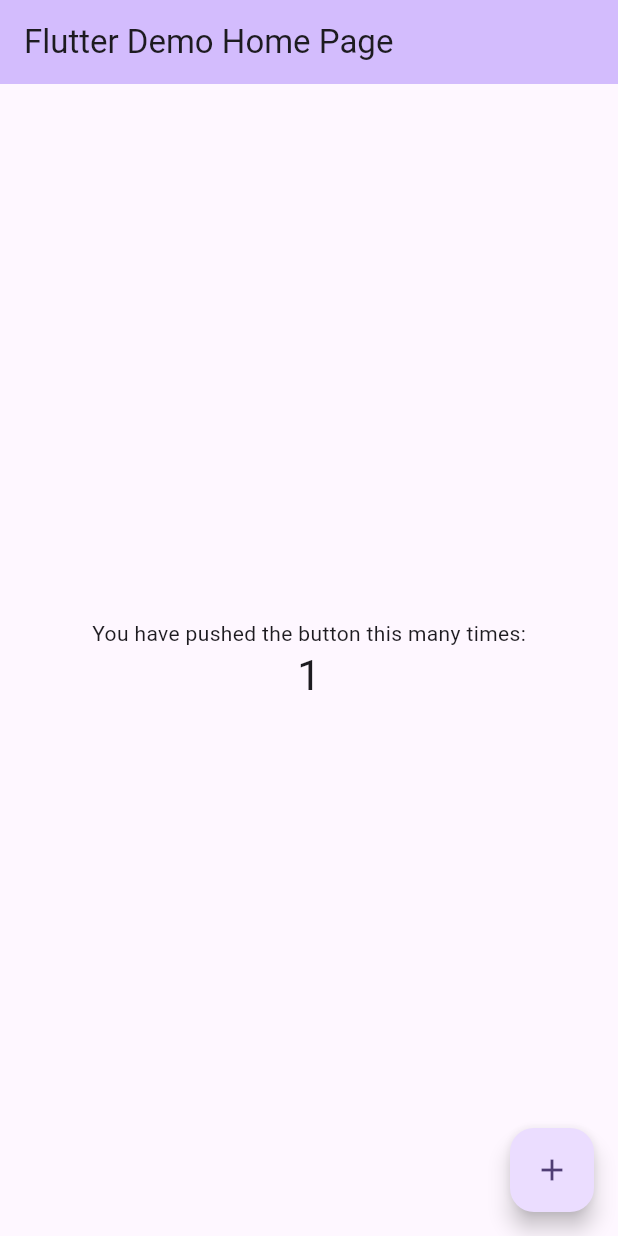
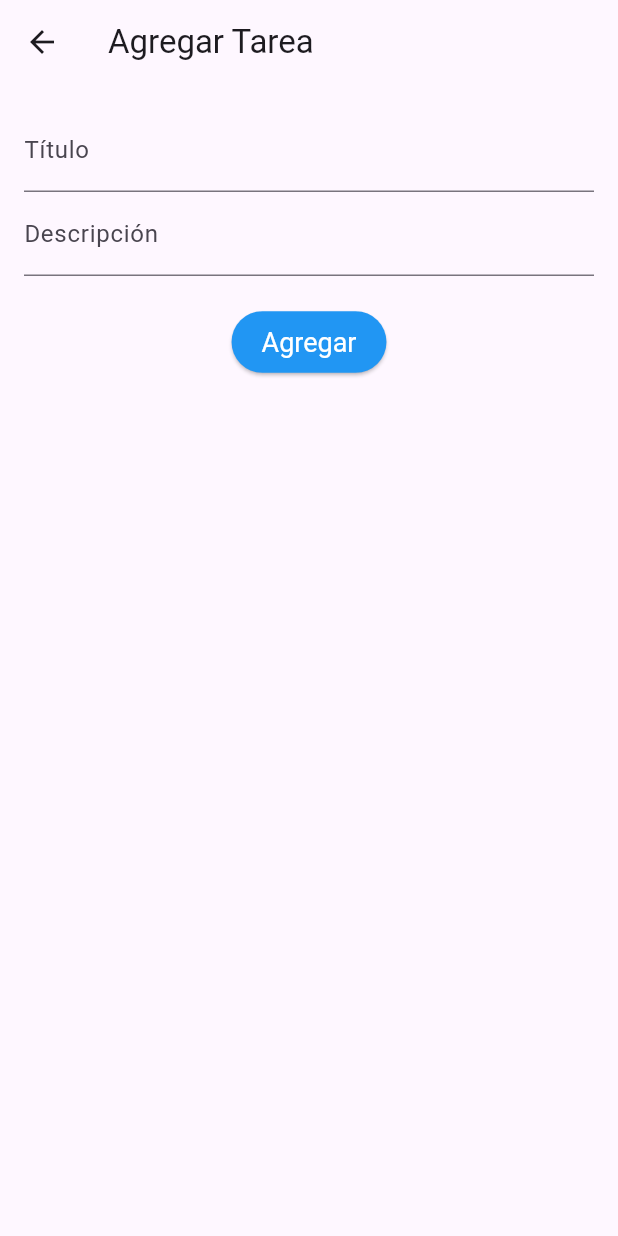
Before and after one commit to stacklast/task_manager, a Flutter app: the screen it shows after launch, after a tap on the "add" icon, on a phone screen of 412 x 824 dp. Run offline on Flutter 3.47's test engine with Material 3 defaults, Android fonts, the phone set to English and light mode, and no system bars.

Commit message:
feat: Implementacion listar, agregar, eliminar, completar

```diff
--- a/lib/main.dart
+++ b/lib/main.dart
@@ -1,125 +1,23 @@
 import 'package:flutter/material.dart';
+import 'package:task_manager/screens/task_list_screen.dart';
 
 void main() {
-  runApp(const MyApp());
+  runApp(MyApp());
 }
 
 class MyApp extends StatelessWidget {
   const MyApp({super.key});
 
-  // This widget is the root of your application.
   @override
   Widget build(BuildContext context) {
     return MaterialApp(
-      title: 'Flutter Demo',
+      debugShowCheckedModeBanner: false,  // 🔴 Oculta la etiqueta de Debug
+      title: 'Gestión de Tareas',
       theme: ThemeData(
-        // This is the theme of your application.
-        //
-        // TRY THIS: Try running your application with "flutter run". You'll see
-        // the application has a purple toolbar. Then, without quitting the app,
-        // try changing the seedColor in the colorScheme below to Colors.green
-        // and then invoke "hot reload" (save your changes or press the "hot
-        // reload" button in a Flutter-supported IDE, or press "r" if you used
-        // the command line to start the app).
-        //
-        // Notice that the counter didn't reset back to zero; the application
-        // state is not lost during the reload. To reset the state, use hot
-        // restart instead.
-        //
-        // This works for code too, not just values: Most code changes can be
-        // tested with just a hot reload.
-        colorScheme: ColorScheme.fromSeed(seedColor: Colors.deepPurple),
-        useMaterial3: true,
+        primaryColor: Colors.blue,
+        primarySwatch: Colors.lightBlue,
       ),
-      home: const MyHomePage(title: 'Flutter Demo Home Page'),
+      home: TaskListScreen(),
     );
   }
 }
-
-class MyHomePage extends StatefulWidget {
-  const MyHomePage({super.key, required this.title});
-
-  // This widget is the home page of your application. It is stateful, meaning
-  // that it has a State object (defined below) that contains fields that affect
-  // how it looks.
-
-  // This class is the configuration for the state. It holds the values (in this
-  // case the title) provided by the parent (in this case the App widget) and
-  // used by the build method of the State. Fields in a Widget subclass are
-  // always marked "final".
-
-  final String title;
-
-  @override
-  State<MyHomePage> createState() => _MyHomePageState();
-}
-
-class _MyHomePageState extends State<MyHomePage> {
-  int _counter = 0;
-
-  void _incrementCounter() {
-    setState(() {
-      // This call to setState tells the Flutter framework that something has
-      // changed in this State, which causes it to rerun the build method below
-      // so that the display can reflect the updated values. If we changed
-      // _counter without calling setState(), then the build method would not be
-      // called again, and so nothing would appear to happen.
-      _counter++;
-    });
-  }
-
-  @override
-  Widget build(BuildContext context) {
-    // This method is rerun every time setState is called, for instance as done
-    // by the _incrementCounter method above.
-    //
-    // The Flutter framework has been optimized to make rerunning build methods
-    // fast, so that you can just rebuild anything that needs updating rather
-    // than having to individually change instances of widgets.
-    return Scaffold(
-      appBar: AppBar(
-        // TRY THIS: Try changing the color here to a specific color (to
-        // Colors.amber, perhaps?) and trigger a hot reload to see the AppBar
-        // change color while the other colors stay the same.
-        backgroundColor: Theme.of(context).colorScheme.inversePrimary,
-        // Here we take the value from the MyHomePage object that was created by
-        // the App.build method, and use it to set our appbar title.
-        title: Text(widget.title),
-      ),
-      body: Center(
-        // Center is a layout widget. It takes a single child and positions it
-        // in the middle of the parent.
-        child: Column(
-          // Column is also a layout widget. It takes a list of children and
-          // arranges them vertically. By default, it sizes itself to fit its
-          // children horizontally, and tries to be as tall as its parent.
-          //
-          // Column has various properties to control how it sizes itself and
-          // how it positions its children. Here we use mainAxisAlignment to
-          // center the children vertically; the main axis here is the vertical
-          // axis because Columns are vertical (the cross axis would be
-          // horizontal).
-          //
-          // TRY THIS: Invoke "debug painting" (choose the "Toggle Debug Paint"
-          // action in the IDE, or press "p" in the console), to see the
-          // wireframe for each widget.
-          mainAxisAlignment: MainAxisAlignment.center,
-          children: <Widget>[
-            const Text(
-              'You have pushed the button this many times:',
-            ),
-            Text(
-              '$_counter',
-              style: Theme.of(context).textTheme.headlineMedium,
-            ),
-          ],
-        ),
-      ),
-      floatingActionButton: FloatingActionButton(
-        onPressed: _incrementCounter,
-        tooltip: 'Increment',
-        child: const Icon(Icons.add),
-      ), // This trailing comma makes auto-formatting nicer for build methods.
-    );
-  }
-}
--- /dev/null
+++ b/lib/models/task.dart
@@ -0,0 +1,7 @@
+class Task {
+  String title;
+  String description;
+  bool isCompleted;
+
+  Task({required this.title, required this.description, this.isCompleted = false});
+}
--- /dev/null
+++ b/lib/screens/add_task_screen.dart
@@ -0,0 +1,73 @@
+import 'package:flutter/material.dart';
+import 'package:task_manager/models/task.dart';
+
+class AddTaskScreen extends StatefulWidget {
+  const AddTaskScreen({super.key});
+
+  @override
+  // ignore: library_private_types_in_public_api
+  _AddTaskScreenState createState() => _AddTaskScreenState();
+}
+
+class _AddTaskScreenState extends State<AddTaskScreen> {
+  final _titleController = TextEditingController();
+  final _descriptionController = TextEditingController();
+
+  void _submitTask(BuildContext context) {
+    if (_titleController.text.isEmpty || _descriptionController.text.isEmpty) {
+      showDialog(
+        context: context,
+        builder: (ctx) => AlertDialog(
+          title: Text('Campos Vacíos'),
+          content: Text('Por favor, ingrese un título y una descripción.'),
+          actions: [
+            TextButton(onPressed: () => Navigator.of(ctx).pop(), child: Text('OK')),
+          ],
+        ),
+      );
+      return;
+    }
+
+    final newTask = Task(
+      title: _titleController.text,
+      description: _descriptionController.text,
+    );
+
+    Navigator.pop(context, newTask);
+  }
+
+  @override
+  Widget build(BuildContext context) {
+    return Scaffold(
+      appBar: AppBar(title: Text('Agregar Tarea')),
+      body: Padding(
+        padding: const EdgeInsets.all(16.0),
+        child: Column(
+          children: [
+            TextField(
+              controller: _titleController,
+              decoration: InputDecoration(labelText: 'Título'),
+            ),
+            TextField(
+              controller: _descriptionController,
+              decoration: InputDecoration(labelText: 'Descripción'),
+            ),
+            SizedBox(height: 20),
+            ElevatedButton(
+              onPressed: () => _submitTask(context),
+              style: ElevatedButton.styleFrom(
+                textStyle: TextStyle(fontSize: 18),
+                padding: EdgeInsets.symmetric(horizontal: 20, vertical: 10),
+                backgroundColor: Theme.of(context).primaryColor,
+              ),
+              child: Text(
+                'Agregar',
+                style: TextStyle(color: Colors.white), // Cambia el color del texto
+              ),
+            ),
+          ],
+        ),
+      ),
+    );
+  }
+}
--- /dev/null
+++ b/lib/screens/task_list_screen.dart
@@ -0,0 +1,82 @@
+import 'package:flutter/material.dart';
+import 'package:task_manager/models/task.dart';
+import 'package:task_manager/screens/add_task_screen.dart';
+import 'package:task_manager/widgets/task_item.dart';
+
+class TaskListScreen extends StatefulWidget {
+  const TaskListScreen({super.key});
+
+  @override
+  // ignore: library_private_types_in_public_api
+  _TaskListScreenState createState() => _TaskListScreenState();
+}
+
+class _TaskListScreenState extends State<TaskListScreen> {
+  List<Task> tasks = [];
+
+  void _addTask(Task task) {
+    setState(() {
+      tasks.add(task);
+    });
+  }
+
+  void _removeTask(int index) {
+    setState(() {
+      tasks.removeAt(index);
+    });
+
+    ScaffoldMessenger.of(context).showSnackBar(
+      SnackBar(content: Text('Tarea eliminada'), duration: Duration(seconds: 2)),
+    );
+  }
+
+  void _toggleTaskCompletion(int index) {
+    setState(() {
+      tasks[index].isCompleted = !tasks[index].isCompleted;
+    });
+  }
+
+  @override
+  Widget build(BuildContext context) {
+    return Scaffold(
+      appBar: AppBar(
+        title: Text(
+          'Gestión de Tareas',
+          style: TextStyle(
+            fontWeight: FontWeight.bold,
+            fontSize: 22,
+            color: Colors.white, // Color personalizado para el título
+          ),
+        ),
+        centerTitle: true, // Centra el título
+        backgroundColor: Theme.of(context).primaryColor, // Color del fondo de la AppBar acorde al tema
+      ),
+      body: tasks.isEmpty
+          ? Center(child: Text('No hay tareas aún', style: Theme.of(context).textTheme.bodyMedium))
+          : ListView.builder(
+              itemCount: tasks.length,
+              itemBuilder: (context, index) => TaskItem(
+                task: tasks[index],
+                onDelete: () => _removeTask(index),
+                onToggleComplete: () => _toggleTaskCompletion(index),
+              ),
+            ),
+      floatingActionButton: FloatingActionButton(
+        onPressed: () async {
+          final newTask = await Navigator.push(
+            context,
+            MaterialPageRoute(builder: (context) => AddTaskScreen()),
+          );
+          if (newTask != null) {
+            _addTask(newTask);
+          }
+        },
+        backgroundColor: Theme.of(context).colorScheme.primary,
+         child: Icon(
+          Icons.add,
+          color: Theme.of(context).colorScheme.inversePrimary, // Color del icono del botón
+        ), // Color de fondo del botón acorde al tema,
+      ),
+    );
+  }
+}
```
Also changed, not shown: lib/widgets/task_item.dart (added, +59 -0 lines), lib/themes/theme.dart (added).
